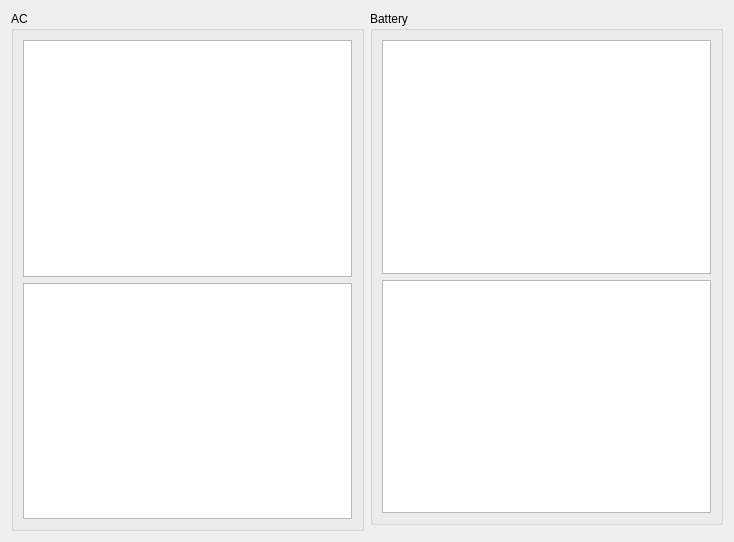
nullobsi/clight-gui, file gui/SensorTab.ui: the form before one commit.
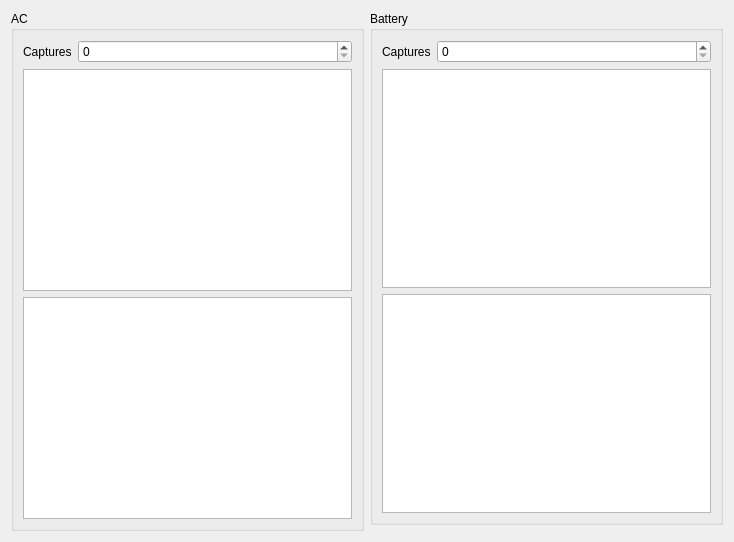
The form after the commit. Custom widgets are drawn as their Qt base class.

Commit message: add captures option to sensortab

```diff
--- a/gui/SensorTab.ui
+++ b/gui/SensorTab.ui
@@ -20,16 +20,30 @@
       <string>Battery</string>
      </property>
      <layout class="QGridLayout" name="gridLayout_3">
-      <item row="0" column="0">
+      <item row="1" column="0">
        <widget class="QChartView" name="batChart"/>
       </item>
-      <item row="1" column="0">
+      <item row="2" column="0">
        <widget class="QListView" name="batPoints">
         <property name="alternatingRowColors">
          <bool>true</bool>
         </property>
        </widget>
       </item>
+      <item row="0" column="0">
+       <layout class="QFormLayout" name="formLayout_2">
+        <item row="0" column="0">
+         <widget class="QLabel" name="label_2">
+          <property name="text">
+           <string>Captures</string>
+          </property>
+         </widget>
+        </item>
+        <item row="0" column="1">
+         <widget class="QSpinBox" name="batSamples"/>
+        </item>
+       </layout>
+      </item>
      </layout>
     </widget>
    </item>
@@ -39,16 +53,30 @@
       <string>AC</string>
      </property>
      <layout class="QGridLayout" name="gridLayout_2">
-      <item row="0" column="0">
+      <item row="4" column="0">
        <widget class="QChartView" name="acChart"/>
       </item>
-      <item row="1" column="0">
+      <item row="5" column="0">
        <widget class="QListView" name="acPoints">
         <property name="alternatingRowColors">
          <bool>true</bool>
         </property>
        </widget>
       </item>
+      <item row="0" column="0">
+       <layout class="QFormLayout" name="formLayout">
+        <item row="0" column="0">
+         <widget class="QLabel" name="label">
+          <property name="text">
+           <string>Captures</string>
+          </property>
+         </widget>
+        </item>
+        <item row="0" column="1">
+         <widget class="QSpinBox" name="acSamples"/>
+        </item>
+       </layout>
+      </item>
      </layout>
     </widget>
    </item>
```
The commit also changes 3 other files.
